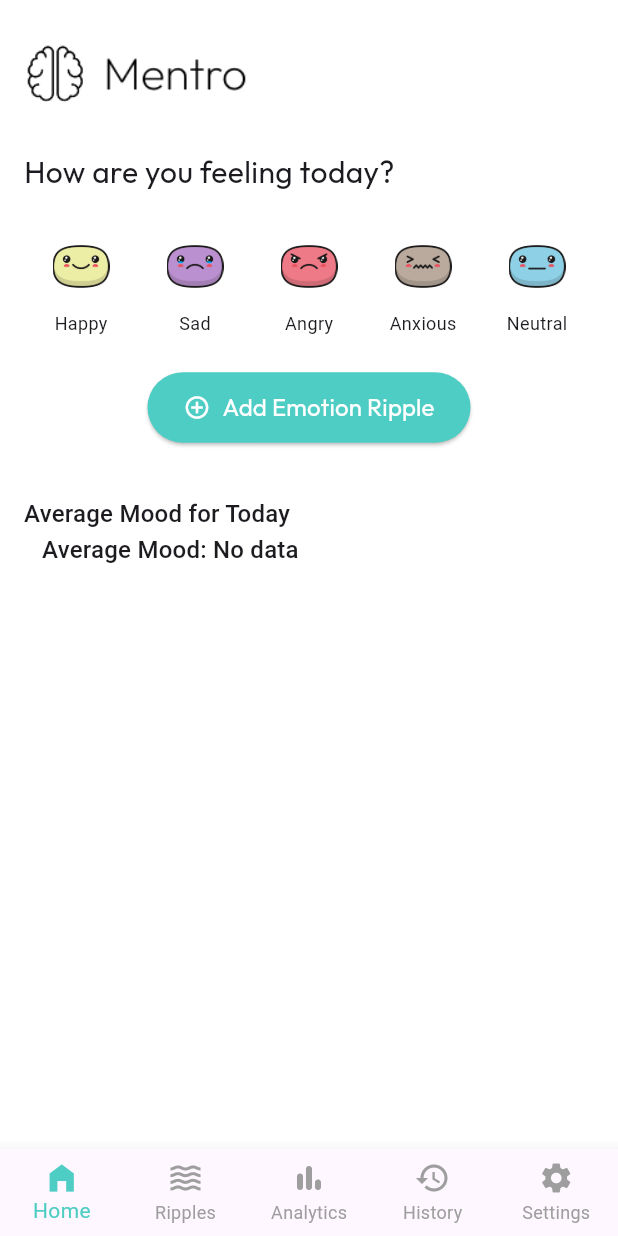
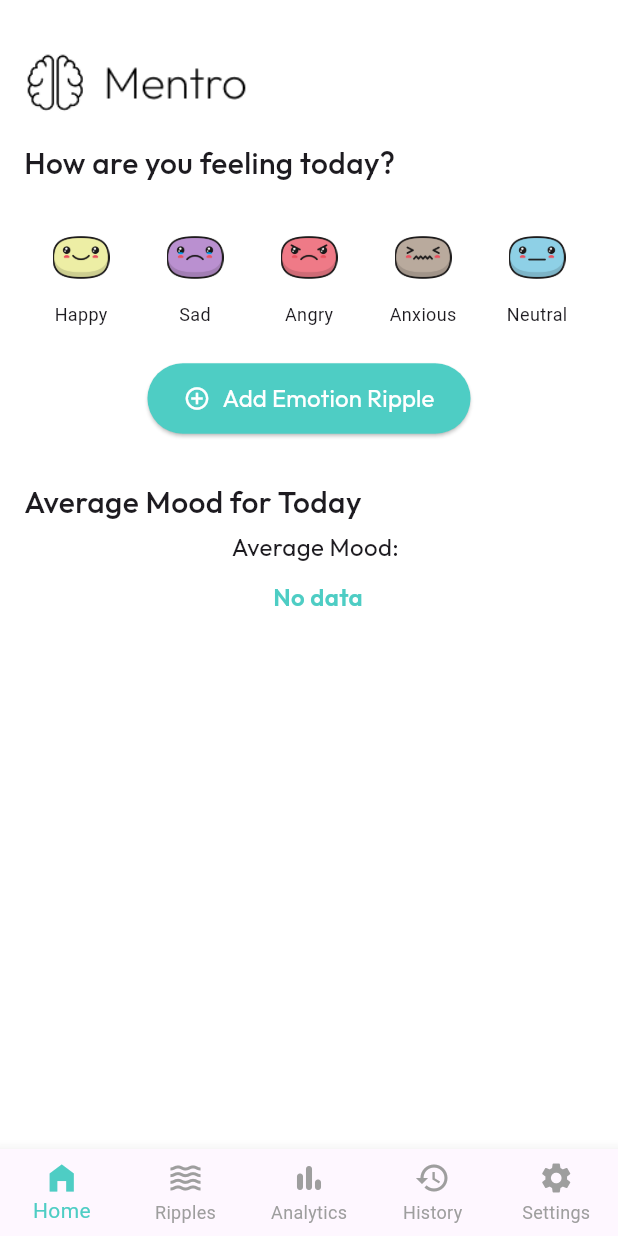
Before and after one commit to ChathraNavoda/Mentro, a Flutter app: the screen it shows once a user with an empty profile is signed in, on a phone screen of 412 x 824 dp. Run offline on Flutter 3.47's test engine with Material 3 defaults, Android fonts, the phone set to English and light mode, and no system bars; our stand-ins replace cloud_firestore, confetti, firebase_auth, firebase_core, firebase_messaging, fl_chart and 11 more; missing offline and left inert: simple_ripple_animation; accounts and stored records are empty; network calls fail.

Commit message:
refine home screen UI

```diff
--- a/lib/presentation/screens/home/home_screen.dart
+++ b/lib/presentation/screens/home/home_screen.dart
@@ -35,13 +35,7 @@ class _HomeScreenState extends State<HomeScreen> with RouteAware {
 
   String averageMood = '';
   List<String> topMoods = [];
-  // @override
-  // void initState() {
-  //   init();
-  //   super.initState();
-  //   listenToMoodUpdates(); // real-time updates
-  //   checkCompletionReminder();
-  // }
+
   @override
   void initState() {
     super.initState();
@@ -296,15 +290,15 @@ class _HomeScreenState extends State<HomeScreen> with RouteAware {
   Widget buildMoodSuggestion(String mood) {
     final suggestions = {
       'happy':
-          "You're glowing! Keep the joy flowing – maybe share a ripple of kindness!",
+          "You're glowing! ✨ Keep the joy flowing – maybe share a ripple of kindness today!",
       'sad':
-          "It’s okay to feel sad. Try journaling or listening to your favorite music.",
+          "It’s okay to feel sad. 😔 Let’s do something gentle to help you heal. You’re not alone—I’ve got you. ❤️‍🩹",
       'angry':
-          "Take a few deep breaths. A quick walk might help you cool down.",
+          "Take a few deep breaths. 😤 Let’s step back and cool off—how about a short walk or some music?",
       'anxious':
-          "Pause for a second. A guided meditation or pet video might help.",
+          "Feeling overwhelmed? 😰 Let’s slow things down. A deep breath and a moment of stillness might help. 🧘",
       'neutral':
-          "Feeling meh? Let’s shake things up – maybe try something spontaneous!",
+          "Feeling meh? 😐 Let’s shake things up—maybe try something new or revisit a small joy you love!",
     };
 
     final suggestion = suggestions[mood.toLowerCase()] ?? '';
@@ -331,17 +325,23 @@ class _HomeScreenState extends State<HomeScreen> with RouteAware {
           } else {
             // You can add more conditions here for other moods
             ScaffoldMessenger.of(context).showSnackBar(
-              SnackBar(content: Text('No screen for mood: $mood')),
+              SnackBar(
+                content: Text(
+                  'No screen for mood: $mood',
+                  style: GoogleFonts.outfit(fontSize: 15),
+                ),
+              ),
             );
           }
         },
         child: Card(
-          color: const Color(0xFFFAF9F6),
-          elevation: 2,
-          shape:
-              RoundedRectangleBorder(borderRadius: BorderRadius.circular(16)),
+          color: const Color.fromARGB(255, 255, 255, 255),
+          elevation: 0,
+          shape: RoundedRectangleBorder(
+              borderRadius: BorderRadius.circular(16),
+              side: BorderSide(width: 1, color: Color(0xFF4ECDC4))),
           child: Padding(
-            padding: const EdgeInsets.all(16.0),
+            padding: const EdgeInsets.all(20.0),
             child: Row(
               crossAxisAlignment: CrossAxisAlignment.start,
               children: [
@@ -376,13 +376,13 @@ class _HomeScreenState extends State<HomeScreen> with RouteAware {
               Column(
                 crossAxisAlignment: CrossAxisAlignment.start,
                 children: [
-                  const SizedBox(height: 12),
+                  const SizedBox(height: 18),
                   Image.asset('assets/images/logo.png', scale: 1.2),
-                  const SizedBox(height: 30),
+                  const SizedBox(height: 18),
                   Text(
                     "How are you feeling today?",
                     style: GoogleFonts.outfit(
-                        fontSize: 20, fontWeight: FontWeight.w400),
+                        fontSize: 20, fontWeight: FontWeight.w500),
                   ),
                 ],
               ),
@@ -417,34 +417,55 @@ class _HomeScreenState extends State<HomeScreen> with RouteAware {
                   ),
                 ),
               ),
-              const SizedBox(height: 35),
-              Text('Average Mood for Today',
-                  style: Theme.of(context).textTheme.titleMedium),
-              Row(
+              const SizedBox(height: 30),
+              Text(
+                'Average Mood for Today',
+                style: GoogleFonts.outfit(
+                  fontSize: 20,
+                  fontWeight: FontWeight.w500,
+                ),
+              ),
+              Padding(
+                padding:
+                    const EdgeInsets.symmetric(horizontal: 20.0, vertical: 5),
+                child: Row(
                   crossAxisAlignment: CrossAxisAlignment.center,
                   children: [
                     Row(
                       children: topMoods
                           .map((mood) => Padding(
-                              padding: const EdgeInsets.only(right: 8),
-                              child: buildMoodImage(mood, size: 48),
+                                padding: const EdgeInsets.only(right: 40),
+                                child: buildMoodImage(mood, size: 55),
                               ))
                           .toList(),
                     ),
                     const SizedBox(width: 12),
                     Expanded(
-                    child: Text(
-                      'Average Mood: $averageMood',
-                      style: Theme.of(context).textTheme.titleMedium,
+                      child: Column(
+                        children: [
+                          Text(
+                            'Average Mood: ',
+                            style: GoogleFonts.outfit(
+                              fontSize: 16,
+                              fontWeight: FontWeight.w400,
+                            ),
+                          ),
+                          SizedBox(height: 10),
+                          Text(
+                            averageMood,
+                            style: GoogleFonts.outfit(
+                                fontSize: 16,
+                                fontWeight: FontWeight.w600,
+                                color: const Color(0xFF4ECDC4)),
+                          ),
+                        ],
                       ),
                     ),
                   ],
                 ),
+              ),
               buildMoodSuggestion(getSuggestionMood(averageMood)),
-              //
-              //
-              // 👈 Add this
-
+              const SizedBox(height: 20),
               if (showIncompleteBanner)
                 GestureDetector(
                   onTap: () {
```
Lines whose indentation alone changed are shown as unchanged.
